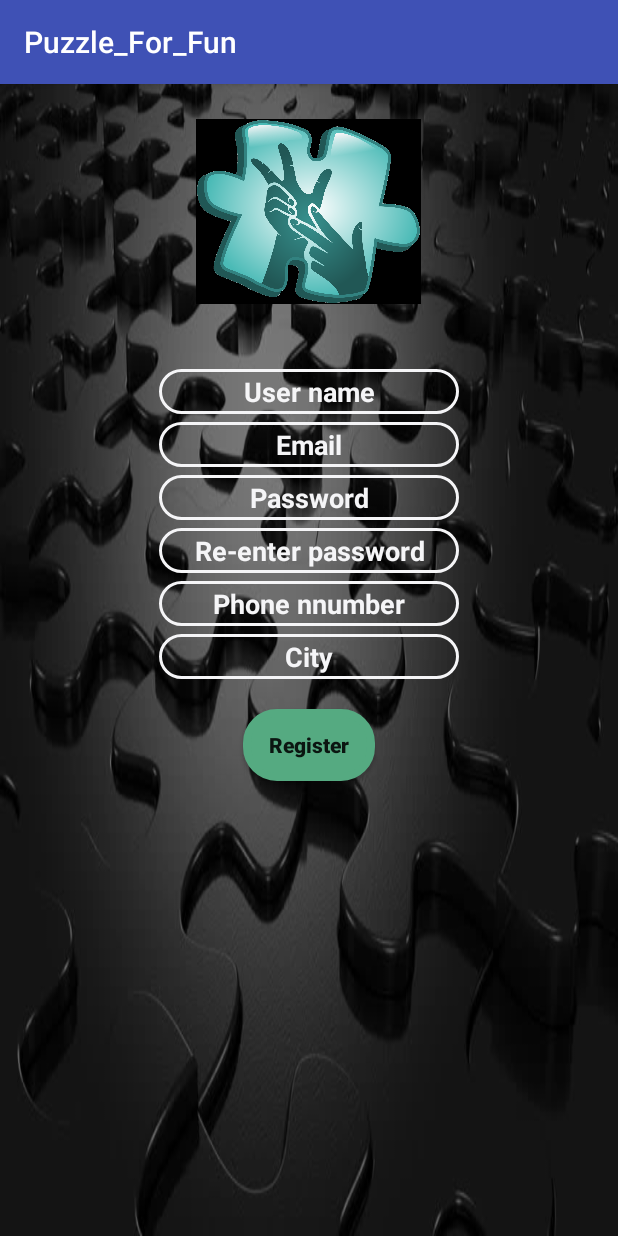
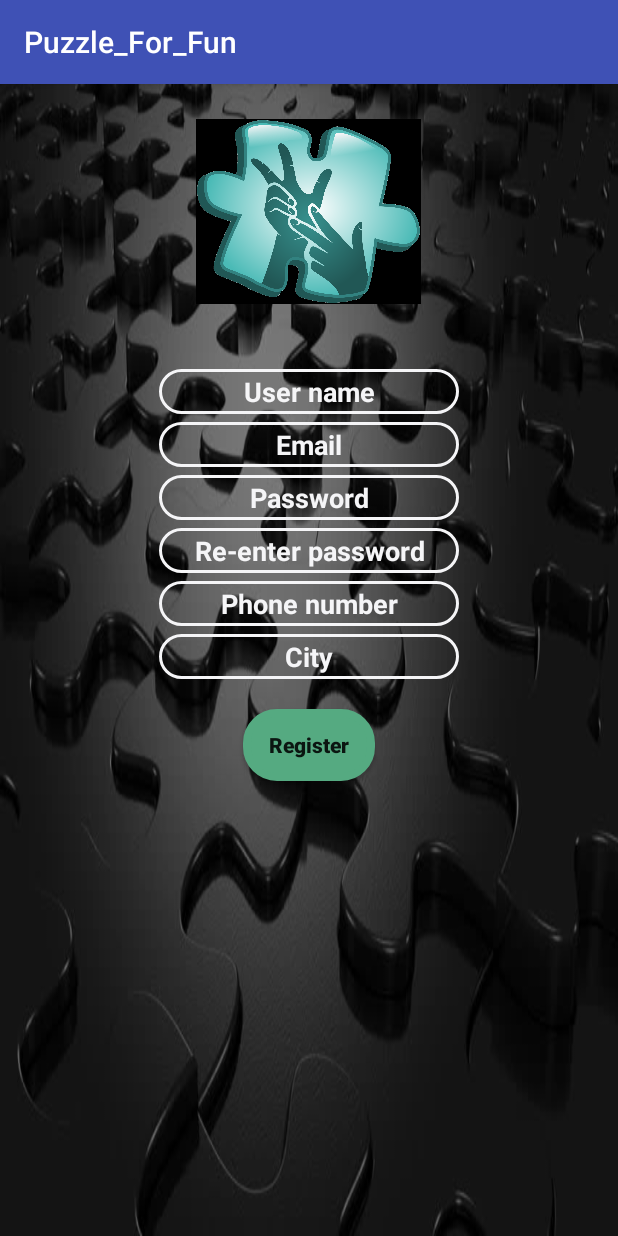
Before and after one commit to Gururaj12/Puzzle_For_Fun, an Android app: the Registration screen opened directly, with no data from a screen before it, on a phone screen of 412 x 824 dp. Run offline under Robolectric (Android 15) with nearby library versions, the light colour scheme and no system bars.

Commit message:
Update activity_registration.xml

```diff
--- a/app/src/main/res/layout/activity_registration.xml
+++ b/app/src/main/res/layout/activity_registration.xml
@@ -81,7 +81,7 @@
                 android:background="@drawable/emptybutton"
                 android:textStyle="bold"
                 android:layout_marginTop="5dp"
-                android:hint="Phone nnumber"
+                android:hint="Phone number"
                 android:id="@+id/regphonenumber"
                 android:gravity="center"
                 android:textColorHint="#FFF5F5F7"
@@ -108,7 +108,6 @@
         android:layout_marginTop="20dp"
         android:layout_gravity="center"
         android:text="Register"
-
         android:id="@+id/regbutton"
         android:textAllCaps="false"
         android:layout_width="wrap_content"
```
